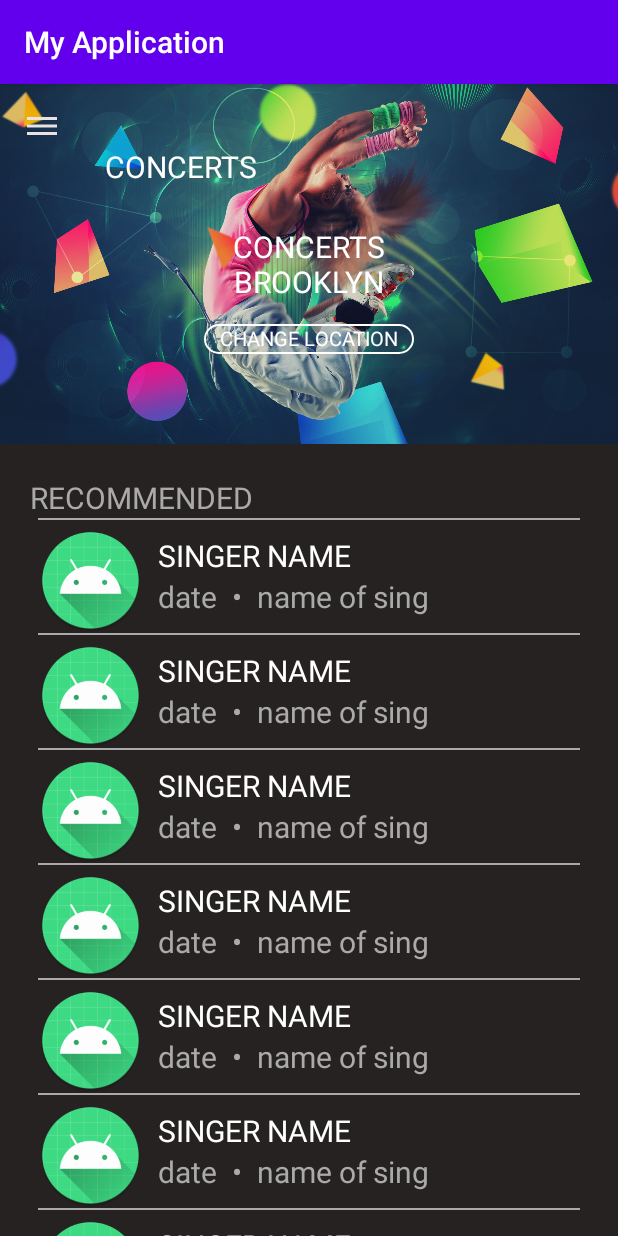
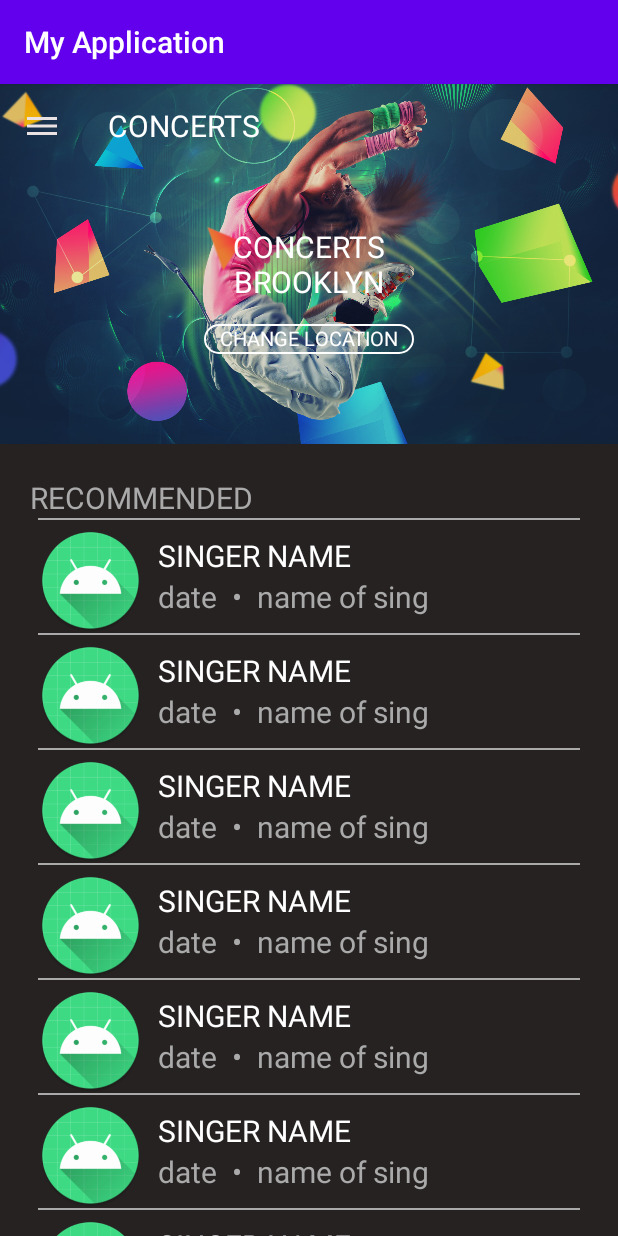
Before and after one commit to Mrsananabos/AndroidLessons, an Android app: the screen it shows after launch (MainActivity), on a phone screen of 412 x 824 dp. Run offline under Robolectric (Android 15) with nearby library versions, the phone set to English and light mode, and no system bars.

Commit message:
move title to right of menu button

```diff
--- a/app/src/main/res/layout/activity_main.xml
+++ b/app/src/main/res/layout/activity_main.xml
@@ -11,9 +11,9 @@
         android:layout_height="240dp">
 
         <ImageView
-            android:scaleType="centerCrop"
             android:layout_width="match_parent"
             android:layout_height="match_parent"
+            android:scaleType="centerCrop"
             android:src="@drawable/main_pict" />
 
         <ImageView
@@ -24,9 +24,9 @@
 
         <TextView
             android:layout_width="wrap_content"
-            android:layout_height="35dp"
-            android:layout_marginLeft="70dp"
-            android:layout_marginTop="41dp"
+            android:layout_height="56dp"
+            android:layout_marginLeft="72dp"
+            android:gravity="center_vertical"
             android:text="@string/header_main_layout_text"
             android:textColor="@android:color/white"
             android:textSize="20sp" />
```
